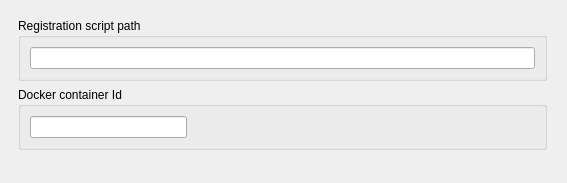
Before: the Qt Designer form NeosegPipeline/quicksilverParameters.ui in NIRALUser/NeosegPipeline, drawn with Qt 5.
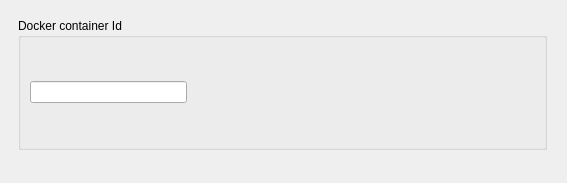
After: the same form once the commit is applied.

Commit message: ENH: Quicksilver registration script used as a QT resource

Patch:
```diff
--- a/NeosegPipeline/quicksilverParameters.ui
+++ b/NeosegPipeline/quicksilverParameters.ui
@@ -23,18 +23,6 @@
     </rect>
    </property>
    <layout class="QVBoxLayout" name="verticalLayout_6">
-    <item>
-     <widget class="QGroupBox" name="groupBox_6">
-      <property name="title">
-       <string>Registration script path</string>
-      </property>
-      <layout class="QHBoxLayout" name="horizontalLayout_7">
-       <item>
-        <widget class="QLineEdit" name="registrationscript_lineEdit"/>
-       </item>
-      </layout>
-     </widget>
-    </item>
     <item>
      <widget class="QGroupBox" name="groupBox_7">
       <property name="title">
```
Left out of the diff: 4 changed lines with no effect on the pictures. The commit also changes 31 other files.
